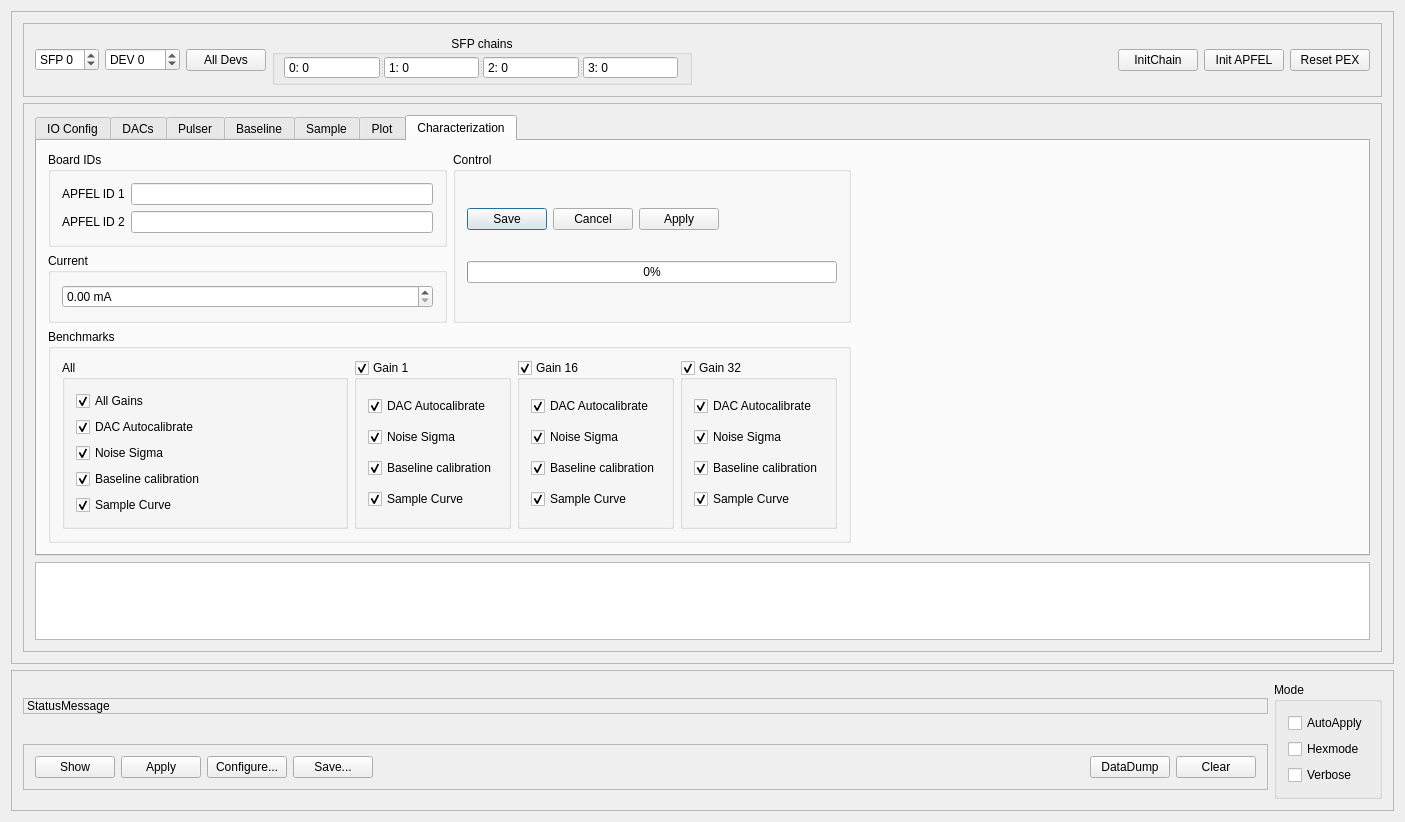
Before: the Qt Designer form mbspex/gui/qt/apfel/ApfelGui.ui in gsi-ee/drivers, drawn with Qt 5.
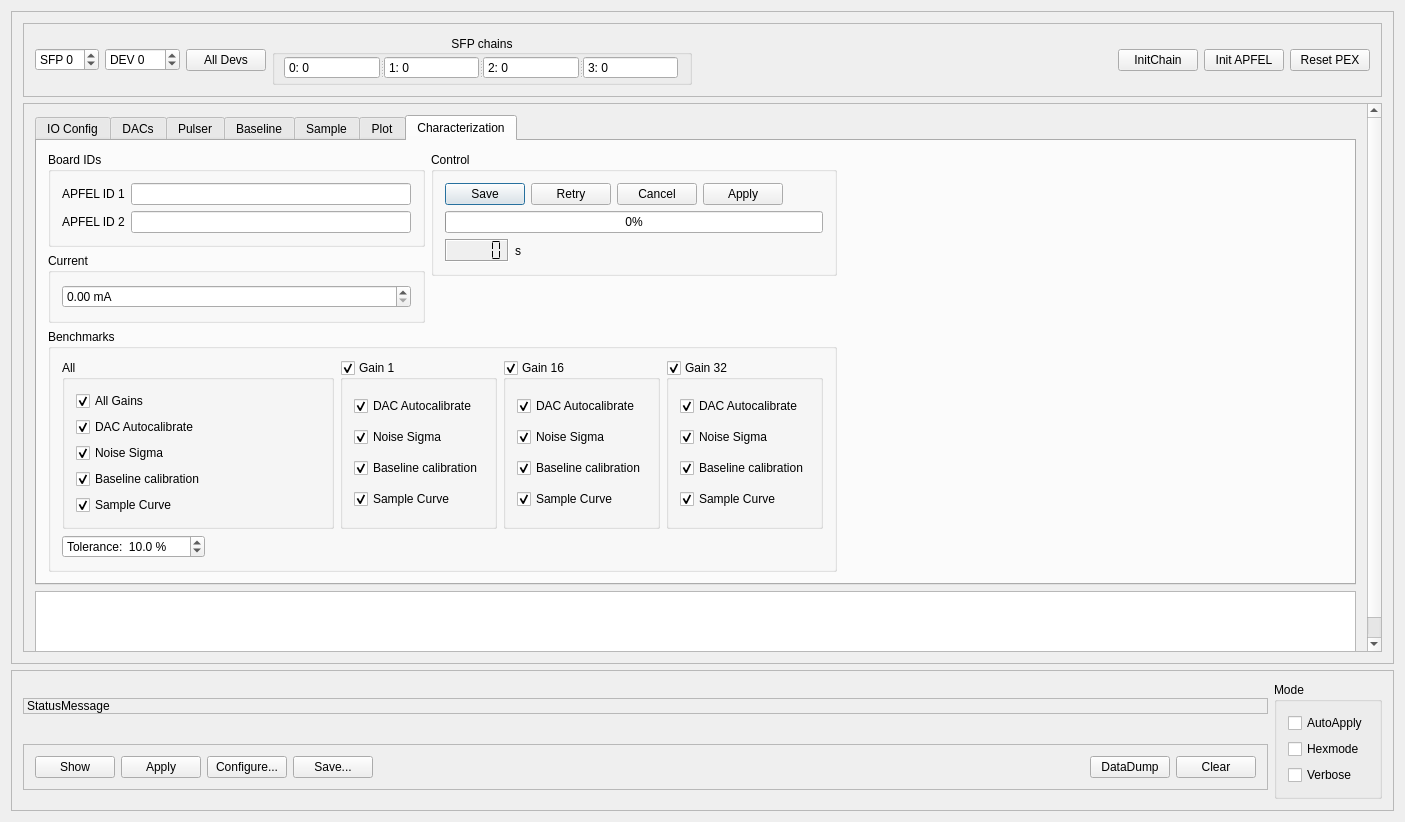
After: the same form once the commit is applied. The open tabs and pages were chosen to show the change. Custom widgets are drawn as their Qt base class.

Commit message: mbspex apfel gui: redesign of code structures, partitioning of sources. Added tolerance selector and stopwatch to gui. Reference curve is shown relative to autocalibration centre now.

What changed in the file:
```diff
--- a/mbspex/gui/qt/apfel/ApfelGui.ui
+++ b/mbspex/gui/qt/apfel/ApfelGui.ui
@@ -6677,7 +6677,7 @@
               <attribute name="title">
                <string>Characterization</string>
               </attribute>
-              <layout class="QGridLayout" name="gridLayout_75">
+              <layout class="QGridLayout" name="gridLayout_77">
                <item row="0" column="0">
                 <layout class="QVBoxLayout" name="verticalLayout_23">
                  <item>
@@ -6753,12 +6753,14 @@
                 </layout>
                </item>
                <item row="0" column="1">
+                <layout class="QVBoxLayout" name="verticalLayout_22">
+                 <item>
                 <widget class="QGroupBox" name="BenchmarkControlgroupBox">
                  <property name="title">
                   <string>Control</string>
                  </property>
-                 <layout class="QVBoxLayout" name="verticalLayout_22">
-                  <item>
+                   <layout class="QGridLayout" name="gridLayout_75">
+                    <item row="0" column="0">
                    <layout class="QHBoxLayout" name="horizontalLayout_89">
                     <item>
                      <widget class="QDialogButtonBox" name="BenchmarkButtonBox">
@@ -6766,7 +6768,7 @@
                        <enum>Qt::Horizontal</enum>
                       </property>
                       <property name="standardButtons">
-                       <set>QDialogButtonBox::Apply|QDialogButtonBox::Cancel|QDialogButtonBox::Save</set>
+                         <set>QDialogButtonBox::Apply|QDialogButtonBox::Cancel|QDialogButtonBox::Retry|QDialogButtonBox::Save</set>
                       </property>
                       <property name="centerButtons">
                        <bool>false</bool>
@@ -6788,15 +6790,88 @@
                     </item>
                    </layout>
                   </item>
-                  <item>
+                    <item row="1" column="0">
                    <widget class="QProgressBar" name="BenchmarkProgressBar">
                     <property name="value">
                      <number>0</number>
                     </property>
                    </widget>
                   </item>
-                 </layout>
-                </widget>
+                    <item row="2" column="0">
+                     <layout class="QHBoxLayout" name="horizontalLayout_91">
+                      <item>
+                       <widget class="QLCDNumber" name="TimeNumber">
+                        <property name="minimumSize">
+                         <size>
+                          <width>0</width>
+                          <height>10</height>
+                         </size>
+                        </property>
+                        <property name="baseSize">
+                         <size>
+                          <width>0</width>
+                          <height>10</height>
+                         </size>
+                        </property>
+                        <property name="toolTip">
+                         <string>Number of seconds since starting the benchmark</string>
+                        </property>
+                        <property name="autoFillBackground">
+                         <bool>true</bool>
+                        </property>
+                        <property name="frameShape">
+                         <enum>QFrame::Box</enum>
+                        </property>
+                        <property name="frameShadow">
+                         <enum>QFrame::Sunken</enum>
+                        </property>
+                        <property name="lineWidth">
+                         <number>1</number>
+                        </property>
+                        <property name="segmentStyle">
+                         <enum>QLCDNumber::Flat</enum>
+                        </property>
+                       </widget>
+                      </item>
+                      <item>
+                       <widget class="QLabel" name="Secondslabel">
+                        <property name="text">
+                         <string>s</string>
+                        </property>
+                       </widget>
+                      </item>
+                      <item>
+                       <spacer name="horizontalSpacer_17">
+                        <property name="orientation">
+                         <enum>Qt::Horizontal</enum>
+                        </property>
+                        <property name="sizeHint" stdset="0">
+                         <size>
+                          <width>40</width>
+                          <height>20</height>
+                         </size>
+                        </property>
+                       </spacer>
+                      </item>
+                     </layout>
+                    </item>
+                   </layout>
+                  </widget>
+                 </item>
+                 <item>
+                  <spacer name="verticalSpacer_5">
+                   <property name="orientation">
+                    <enum>Qt::Vertical</enum>
+                   </property>
+                   <property name="sizeHint" stdset="0">
+                    <size>
+                     <width>20</width>
+                     <height>40</height>
+                    </size>
+                   </property>
+                  </spacer>
+                 </item>
+                </layout>
                </item>
                <item row="0" column="2" rowspan="2">
                 <widget class="KPlotWidget" name="BenchmarkPlotwidget">
@@ -7113,6 +7188,51 @@
                     </item>
                    </layout>
                   </item>
+                  <item row="1" column="0" colspan="2">
+                   <layout class="QHBoxLayout" name="horizontalLayout_92">
+                    <item>
+                     <widget class="QDoubleSpinBox" name="ToleranceSpinBox">
+                      <property name="sizePolicy">
+                       <sizepolicy hsizetype="Preferred" vsizetype="Fixed">
+                        <horstretch>0</horstretch>
+                        <verstretch>0</verstretch>
+                       </sizepolicy>
+                      </property>
+                      <property name="minimumSize">
+                       <size>
+                        <width>130</width>
+                        <height>0</height>
+                       </size>
+                      </property>
+                      <property name="prefix">
+                       <string>Tolerance:  </string>
+                      </property>
+                      <property name="suffix">
+                       <string> %   </string>
+                      </property>
+                      <property name="decimals">
+                       <number>1</number>
+                      </property>
+                      <property name="value">
+                       <double>10.000000000000000</double>
+                      </property>
+                     </widget>
+                    </item>
+                    <item>
+                     <spacer name="horizontalSpacer_18">
+                      <property name="orientation">
+                       <enum>Qt::Horizontal</enum>
+                      </property>
+                      <property name="sizeHint" stdset="0">
+                       <size>
+                        <width>40</width>
+                        <height>20</height>
+                       </size>
+                      </property>
+                     </spacer>
+                    </item>
+                   </layout>
+                  </item>
                  </layout>
                 </widget>
                </item>
```
Left out of the diff: 2 changed lines with no effect on the pictures. Lines whose indentation alone changed are shown as unchanged. The commit also changes 19 other files.
